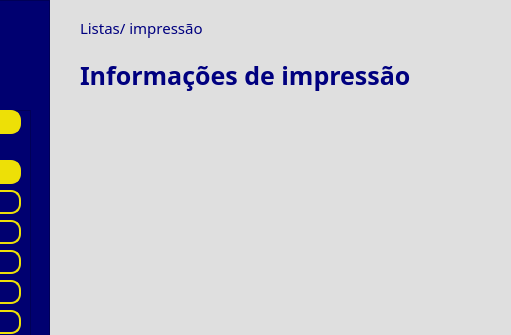
This is gui/Qt_gui/início.ui in felipesme/PROJETO_FINAL as Qt 5 draws it before an edit; both pictures show x 160 to 671 and y 0 to 335 of the 960 by 600 pixel window. The edited form follows.
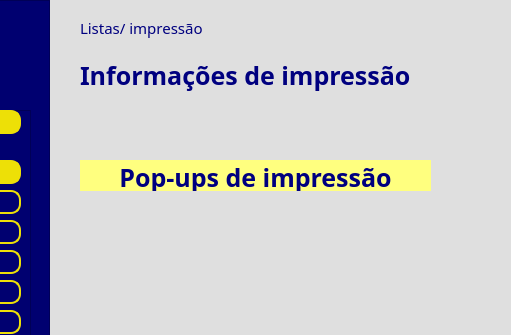
This is the edited form. The open tabs and pages were chosen to show the change. Icons and pictures are not drawn.

Commit message: Atualização de layouts final

What changed in the file:
```diff
--- a/gui/Qt_gui/início.ui
+++ b/gui/Qt_gui/início.ui
@@ -947,6 +947,27 @@
          <string>Listas/ impressão</string>
         </property>
        </widget>
+       <widget class="QLabel" name="label_16">
+        <property name="geometry">
+         <rect>
+          <x>30</x>
+          <y>160</y>
+          <width>351</width>
+          <height>31</height>
+         </rect>
+        </property>
+        <property name="styleSheet">
+         <string notr="true">QLabel {
+	font: 25px Montserrat, sans-serif;
+	font-weight: bold;
+	color: rgb(0, 0, 127);
+	background-color: rgb(255, 255, 127);
+}</string>
+        </property>
+        <property name="text">
+         <string>&lt;html&gt;&lt;head/&gt;&lt;body&gt;&lt;p align=&quot;center&quot;&gt;&lt;span style=&quot; font-size:19pt;&quot;&gt;Pop-ups de impressão&lt;/span&gt;&lt;/p&gt;&lt;/body&gt;&lt;/html&gt;</string>
+        </property>
+       </widget>
       </widget>
       <widget class="QWidget" name="pg_listas_interessados">
        <widget class="QTableWidget" name="tableWidget_3">
```
Left out of the diff: 8 changed lines with no effect on the pictures. The commit also changes 5 other files.
